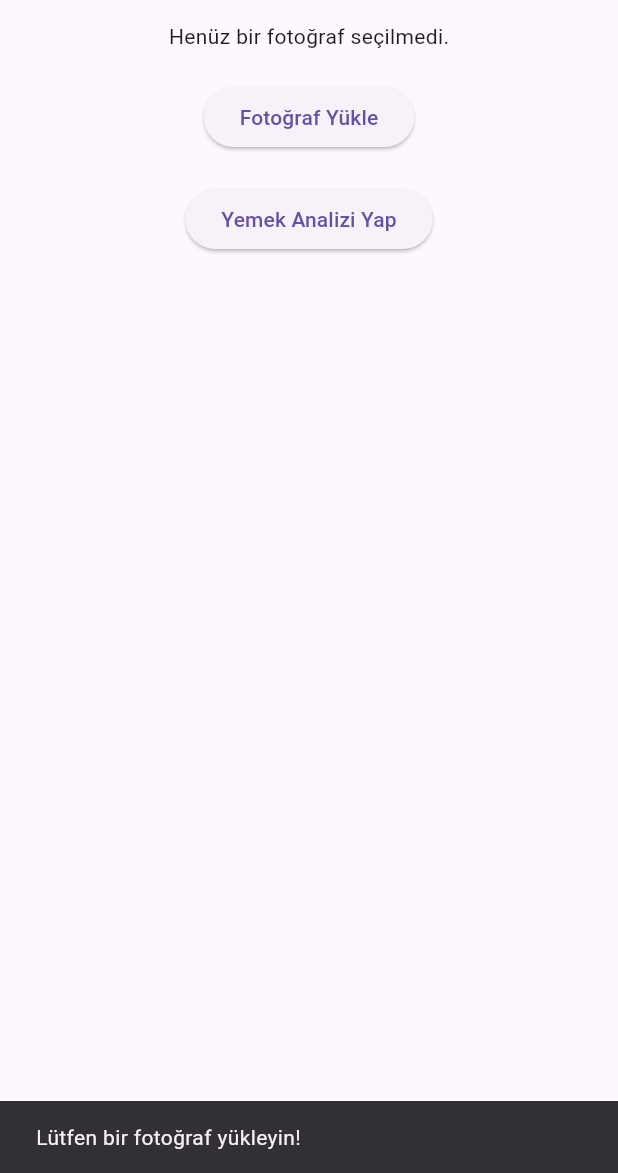
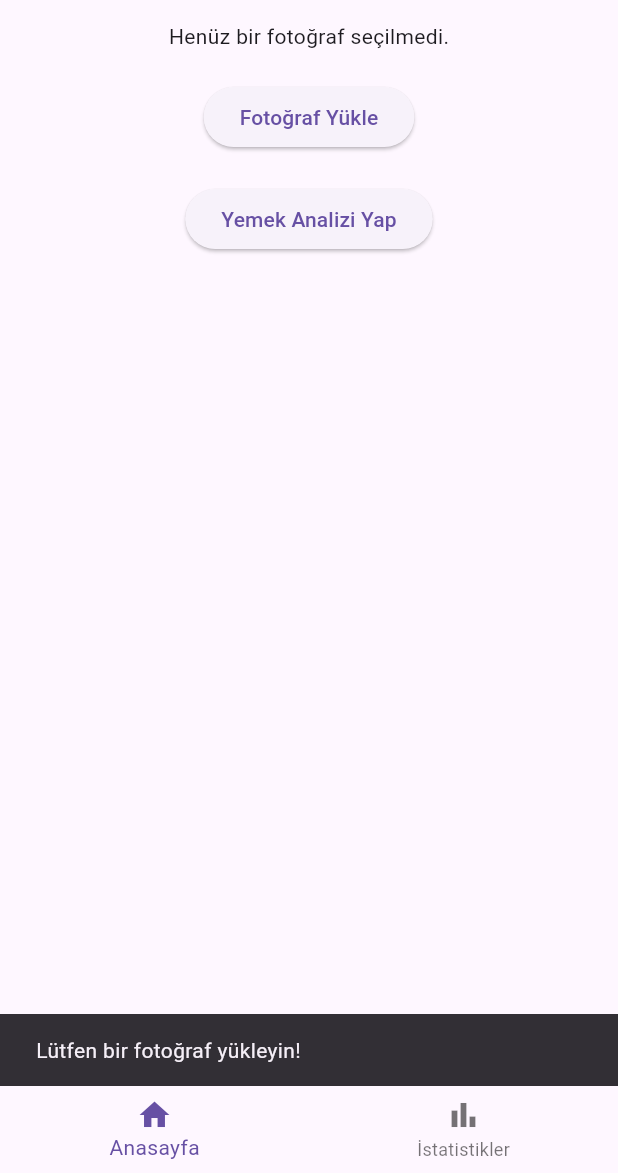
Before and after one commit to iremdnzz/yemekhane-tepsi-analiz, a Flutter app: the screen it shows after launch, after a tap on "Yemek Analizi Yap", on a phone screen of 412 x 824 dp, the part 63-1236 px from its top. Run offline on Flutter 3.47's test engine with Material 3 defaults, Android fonts, the phone set to English and light mode, and no system bars; our stand-ins replace image_picker.

Commit message:
Update home_screen.dart
istatistik sekmesi eklendi

```diff
--- a/lib/home_screen.dart
+++ b/lib/home_screen.dart
@@ -1,10 +1,10 @@
-
 import 'dart:convert'; // JSON işleme için
 import 'dart:io';
 
 import 'package:flutter/material.dart';
 import 'package:http/http.dart' as http;
 import 'package:image_picker/image_picker.dart';
+import 'package:intl/intl.dart';
 
 class HomePage extends StatefulWidget {
   @override
@@ -13,11 +13,18 @@ class HomePage extends StatefulWidget {
 
 class _HomePageState extends State<HomePage> {
   File? _image;
-  String _result = ''; // Sunucudan gelen sonucu göstermek için
+  String _sonuc = ''; // Sunucudan gelen sonucu göstermek için
   List _predictions = []; // Tahmin sonuçları
-  double _normalTotalPrice = 0.0; // Toplam fiyat
-  double _specialControlPrice = 0.0; // Özel kontrol fiyatı
-  double _totalCalories = 0.0; // Toplam kalori
+  double _toplamFiyat = 0.0; // Toplam fiyat
+  double _menuFiyat = 0.0; // Özel kontrol fiyatı
+  double _toplamKalori = 0.0; // Toplam kalori
+  List<Map<String, dynamic>> _statistics = []; // İstatistikler listesi
+  int _currentIndex = 0; // Alt menüde seçili sekme
+
+  // Aylık toplam veriler
+  double _aylikToplamKalori = 0.0;
+  double _aylikToplamFiyat = 0.0;
+  double _aylikToplamTasarruf = 0.0;
 
   // Fotoğraf yükleme işlemi
   Future<void> _pickImage() async {
@@ -27,22 +34,16 @@ class _HomePageState extends State<HomePage> {
     if (pickedFile != null) {
       setState(() {
         _image = File(pickedFile.path);
-        _resetCalculations(); // Yeni fotoğraf seçildiğinde hesaplamaları sıfırla
+        _toplamFiyat = 0.0; // Yeni fotoğrafta fiyatları sıfırla
+        _menuFiyat = 0.0;
+        _toplamKalori = 0.0;
+        _predictions = [];
       });
     } else {
       ScaffoldMessenger.of(context).showSnackBar(
         SnackBar(content: Text('Fotoğraf seçimi iptal edildi.')),
       );
     }
-  }
-
-  // Hesaplamaları sıfırlama
-  void _resetCalculations() {
-    _normalTotalPrice = 0.0;
-    _specialControlPrice = 0.0;
-    _totalCalories = 0.0;
-    _predictions = [];
-    _result = '';
   }
 
   // Fotoğrafı sunucuya gönderme
@@ -53,11 +54,6 @@ class _HomePageState extends State<HomePage> {
       );
       return;
     }
-
-    // Analiz başında hesaplamaları sıfırla
-    setState(() {
-      _resetCalculations();
-    });
 
     final uri = Uri.parse('http://192.168.1.35:5000/analyze'); // Sunucu URL'si
 
@@ -77,7 +73,7 @@ class _HomePageState extends State<HomePage> {
 
           // Normal yemeklerin fiyatlarını ve kalorilerini hesapla
           for (var prediction in data['predictions']) {
-            _normalTotalPrice += prediction['price'];
+            _toplamFiyat += prediction['price'];
             totalCalories += prediction['calories'];
           }
 
@@ -86,57 +82,99 @@ class _HomePageState extends State<HomePage> {
               data['predictions'].any((p) => p['type'] == 'Yardımcı Yemek') &&
               data['predictions'].any(
                   (p) => ['Tatlı', 'Meyve', 'İçecek'].contains(p['type']))) {
-            newSpecialControlPrice = 132;
+            newSpecialControlPrice =
+                132; // Özel kontrol sonucunda belirlenen fiyat
           } else if (data['predictions'].any((p) => p['type'] == 'Ana Yemek') &&
               data['predictions'].any((p) => p['type'] == 'Yardımcı Yemek') &&
               data['predictions'].any((p) => p['type'] == 'Su') &&
               data['predictions'].any((p) => p['type'] == 'Ekmek')) {
-            newSpecialControlPrice = 106;
+            newSpecialControlPrice =
+                106; // Ana yemek, yardımcı yemek, su, ekmek varsa
           } else if (data['predictions']
                   .any((p) => p['type'] == 'Etsiz Yemek') &&
               data['predictions'].any((p) => p['type'] == 'Yardımcı Yemek') &&
               data['predictions'].any((p) => p['type'] == 'Ekmek') &&
               data['predictions'].any((p) => p['type'] == 'Su')) {
-            newSpecialControlPrice = 73;
+            newSpecialControlPrice =
+                73; // Etsiz yemek, yardımcı yemek, su, ekmek varsa
           } else if (data['predictions']
                   .any((p) => p['type'] == 'Etsiz Yemek') &&
               data['predictions'].any((p) => p['type'] == 'Ekmek') &&
               data['predictions'].any((p) => p['type'] == 'Su')) {
-            newSpecialControlPrice = 53;
+            newSpecialControlPrice = 53; // Etsiz yemek, ekmek, su varsa
           }
 
           setState(() {
-            _predictions = data['predictions'];
-            _totalCalories = totalCalories;
-            _specialControlPrice = newSpecialControlPrice;
-            _result = 'Analiz başarıyla tamamlandı!';
+            _predictions = data['predictions']; // Tahminleri ekrana yazdır
+            _toplamKalori = totalCalories; // Toplam kaloriyi ekle
+            _menuFiyat = newSpecialControlPrice; // Yeni menü fiyatı
+            _sonuc = 'Analiz başarıyla tamamlandı!';
           });
         } else {
           setState(() {
             _predictions = [];
-            _result = 'Tahmin sonuçları bulunamadı.';
+            _sonuc = 'Tahmin sonuçları bulunamadı.';
           });
         }
       } else {
         setState(() {
-          _result = 'Sunucu hatası, kod: ${response.statusCode}';
+          _sonuc = 'Sunucu hatası, kod: ${response.statusCode}';
         });
       }
     } catch (e) {
       setState(() {
-        _result = 'Bağlantı hatası: $e';
+        _sonuc = 'Bağlantı hatası: $e';
       });
       print('Hata: $e'); // Debug için konsola yazdır
     }
   }
 
+  // Kaydet butonuna basıldığında oranları kaydetme
+  void _saveStatistics() {
+    double currentSavings = _calculateSavings();
+    DateTime currentTime =
+        DateTime.now().toUtc().add(Duration(hours: 3)); // Türkiye için GMT+3
+
+    setState(() {
+      // Yeni kaydı ekle
+      _statistics.add({
+        'totalPrice': _menuFiyat > 0 ? _menuFiyat : _toplamFiyat,
+        'calories': _toplamKalori,
+        'savings': currentSavings,
+        'timestamp': currentTime, // Kaydetme zamanı
+      });
+
+      // Aylık toplamları güncelle
+      _aylikToplamKalori += _toplamKalori;
+      _aylikToplamFiyat += _menuFiyat > 0 ? _menuFiyat : _toplamFiyat;
+
+      // Ağırlıklı tasarruf oranını hesapla
+      double toplamFiyat = 0.0;
+      double toplamTasarruf = 0.0;
+
+      for (var stat in _statistics) {
+        toplamFiyat += stat['totalPrice'];
+        toplamTasarruf += (stat['savings'] / 100) * stat['totalPrice'];
+      }
+
+      _aylikToplamTasarruf =
+          toplamFiyat > 0 ? (toplamTasarruf / toplamFiyat) * 100 : 0.0;
+    });
+  }
+
+  // Tasarruf oranını hesaplama
   double _calculateSavings() {
-    if (_normalTotalPrice > 0 && _specialControlPrice > 0) {
-      return (_normalTotalPrice - _specialControlPrice) /
-          _normalTotalPrice *
-          100;
+    if (_toplamFiyat > 0 && _menuFiyat > 0) {
+      return (_toplamFiyat - _menuFiyat) / _toplamFiyat * 100;
     }
-    return 0.0; // Eğer normal toplam veya özel kontrol fiyatı sıfırsa tasarruf oranı sıfırdır.
+    return 0.0;
+  }
+
+  // Alt sekme seçimi
+  void _onTabTapped(int index) {
+    setState(() {
+      _currentIndex = index;
+    });
   }
 
   @override
@@ -145,7 +183,8 @@ class _HomePageState extends State<HomePage> {
       appBar: AppBar(
         title: Text('TATS - Tepsi Analiz Sistemi'),
       ),
-      body: SingleChildScrollView(
+      body: _currentIndex == 0
+          ? SingleChildScrollView(
               child: Center(
                 child: Column(
                   mainAxisAlignment: MainAxisAlignment.center,
@@ -169,25 +208,28 @@ class _HomePageState extends State<HomePage> {
                       child: Text('Yemek Analizi Yap'),
                     ),
                     SizedBox(height: 20),
-              _result.isNotEmpty
+                    _sonuc.isNotEmpty
                         ? Text(
-                      'Sonuç: $_result',
+                            'Sonuç: $_sonuc',
                             style: TextStyle(fontSize: 18),
                           )
                         : Container(),
                     SizedBox(height: 20),
                     _predictions.isNotEmpty
                         ? Column(
-                      children: _predictions.map<Widget>((prediction) {
+                            children: [
+                              ..._predictions.map<Widget>((prediction) {
                                 return Card(
                                   margin: EdgeInsets.symmetric(vertical: 8),
                                   child: ListTile(
                                     leading: Text(prediction['label']),
                                     title: Text('Tür: ${prediction['type']}'),
                                     subtitle: Column(
-                              crossAxisAlignment: CrossAxisAlignment.start,
+                                      crossAxisAlignment:
+                                          CrossAxisAlignment.start,
                                       children: [
-                                Text('Kalori: ${prediction['calories']} kcal'),
+                                        Text(
+                                            'Kalori: ${prediction['calories']} kcal'),
                                         Text(
                                             'Güven: ${prediction['confidence'].toStringAsFixed(2)}%'),
                                       ],
@@ -195,31 +237,27 @@ class _HomePageState extends State<HomePage> {
                                     trailing: Text('₺${prediction['price']}'),
                                   ),
                                 );
-                      }).toList(),
-                    )
-                  : Container(),
-              SizedBox(height: 20),
-              _predictions.isNotEmpty
-                  ? Column(
-                      children: [
+                              }),
+                              SizedBox(height: 10),
                               Text(
-                          'Normal Toplam Fiyat: ₺$_normalTotalPrice',
+                                'Normal Toplam Fiyat: ₺$_toplamFiyat',
                                 style: TextStyle(fontSize: 18),
                               ),
-                        SizedBox(height: 10),
                               Text(
-                          'Toplam Kalori: ${_totalCalories.toStringAsFixed(2)} kcal',
+                                'Toplam Kalori: ${_toplamKalori.toStringAsFixed(2)} kcal',
                                 style: TextStyle(fontSize: 18),
                               ),
-                        SizedBox(height: 10),
                               Text(
-                          'Menü Fiyatı: ₺$_specialControlPrice',
+                                'Menü Fiyatı: ₺$_menuFiyat',
                                 style: TextStyle(fontSize: 18),
                               ),
-                        SizedBox(height: 10),
                               Text(
                                 'Tasarruf Oranı: ${_calculateSavings().toStringAsFixed(2)}%',
                                 style: TextStyle(fontSize: 18),
+                              ),
+                              ElevatedButton(
+                                onPressed: _saveStatistics,
+                                child: Text('Oranları Kaydet'),
                               ),
                             ],
                           )
@@ -227,6 +265,60 @@ class _HomePageState extends State<HomePage> {
                   ],
                 ),
               ),
+            )
+          : Column(
+              children: [
+                Padding(
+                  padding: const EdgeInsets.all(16.0),
+                  child: Column(
+                    children: [
+                      Text(
+                        'Aylık Toplam Kalori: ${_aylikToplamKalori.toStringAsFixed(2)} kcal',
+                        style: TextStyle(fontSize: 18),
+                      ),
+                      Text(
+                        'Aylık Toplam Fiyat: ₺${_aylikToplamFiyat.toStringAsFixed(2)}',
+                        style: TextStyle(fontSize: 18),
+                      ),
+                      Text(
+                        'Aylık Toplam Tasarruf: ${_aylikToplamTasarruf.toStringAsFixed(2)}%',
+                        style: TextStyle(fontSize: 18),
+                      ),
+                    ],
+                  ),
+                ),
+                Expanded(
+                  child: _statistics.isEmpty
+                      ? Center(child: Text('Henüz kayıtlı istatistik yok.'))
+                      : ListView.builder(
+                          itemCount: _statistics.length,
+                          itemBuilder: (context, index) {
+                            var stat = _statistics[index];
+                            DateTime timestamp = stat['timestamp'];
+                            String formattedDate =
+                                DateFormat('yyyy-MM-dd').format(timestamp);
+                            String formattedTime =
+                                DateFormat('HH:mm:ss').format(timestamp);
+
+                            return ListTile(
+                              title: Text(
+                                  'Tasarruf: ${stat['savings'].toStringAsFixed(2)}%'),
+                              subtitle: Text(
+                                  'Fiyat: ₺${stat['totalPrice']}, Kalori: ${stat['calories']} kcal\nKaydedilen Zaman: $formattedDate $formattedTime'),
+                            );
+                          },
+                        ),
+                ),
+              ],
+            ),
+      bottomNavigationBar: BottomNavigationBar(
+        currentIndex: _currentIndex,
+        onTap: _onTabTapped,
+        items: [
+          BottomNavigationBarItem(icon: Icon(Icons.home), label: 'Anasayfa'),
+          BottomNavigationBarItem(
+              icon: Icon(Icons.bar_chart), label: 'İstatistikler'),
+        ],
       ),
     );
   }
```
Lines whose indentation alone changed are shown as unchanged.
